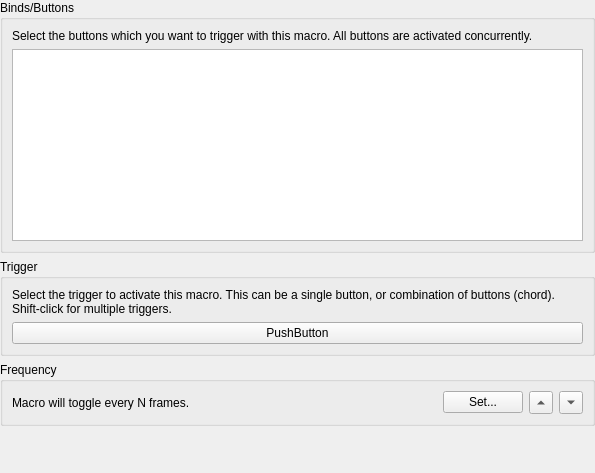
First picture: the form in pcsx2-qt/Settings/ControllerMacroEditWidget.ui, repository PCSX2/pcsx2, before the edit.
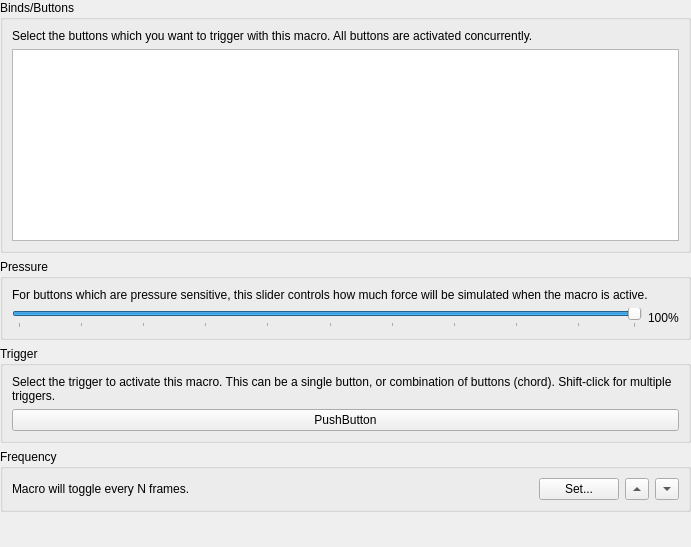
Second picture: the form after the edit. Custom widgets are drawn as their Qt base class.

Commit message: PAD: Add pressure option to macros

What changed in the file:
```diff
--- a/pcsx2-qt/Settings/ControllerMacroEditWidget.ui
+++ b/pcsx2-qt/Settings/ControllerMacroEditWidget.ui
@@ -6,8 +6,8 @@
    <rect>
     <x>0</x>
     <y>0</y>
-    <width>595</width>
-    <height>473</height>
+    <width>691</width>
+    <height>547</height>
    </rect>
   </property>
   <property name="windowTitle">
@@ -32,6 +32,9 @@
       <string>Binds/Buttons</string>
      </property>
      <layout class="QGridLayout" name="gridLayout_2">
+      <item row="1" column="0">
+       <widget class="QListWidget" name="bindList"/>
+      </item>
       <item row="0" column="0">
        <widget class="QLabel" name="label_2">
         <property name="text">
@@ -42,8 +45,54 @@
         </property>
        </widget>
       </item>
-      <item row="1" column="0">
-       <widget class="QListWidget" name="bindList"/>
+     </layout>
+    </widget>
+   </item>
+   <item>
+    <widget class="QGroupBox" name="groupBox_4">
+     <property name="title">
+      <string>Pressure</string>
+     </property>
+     <layout class="QVBoxLayout" name="verticalLayout_2">
+      <item>
+       <widget class="QLabel" name="label_3">
+        <property name="text">
+         <string>For buttons which are pressure sensitive, this slider controls how much force will be simulated when the macro is active.</string>
+        </property>
+        <property name="wordWrap">
+         <bool>true</bool>
+        </property>
+       </widget>
+      </item>
+      <item>
+       <layout class="QHBoxLayout" name="pressureLayout">
+        <item>
+         <widget class="QSlider" name="pressure">
+          <property name="minimum">
+           <number>1</number>
+          </property>
+          <property name="maximum">
+           <number>100</number>
+          </property>
+          <property name="value">
+           <number>100</number>
+          </property>
+          <property name="orientation">
+           <enum>Qt::Horizontal</enum>
+          </property>
+          <property name="tickPosition">
+           <enum>QSlider::TicksBelow</enum>
+          </property>
+         </widget>
+        </item>
+        <item>
+         <widget class="QLabel" name="pressureValue">
+          <property name="text">
+           <string>100%</string>
+          </property>
+         </widget>
+        </item>
+       </layout>
       </item>
      </layout>
     </widget>
```
The commit also changes 6 other files.
